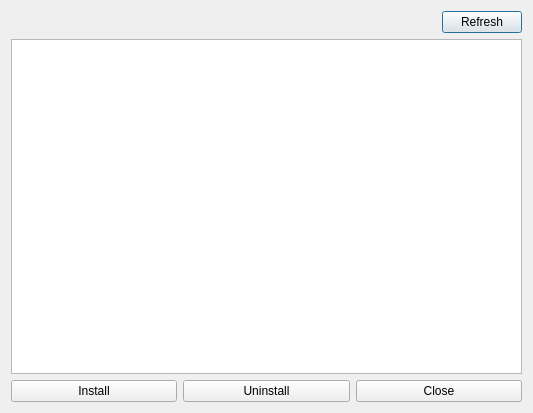
The window that src/Gui/plugininstallerbrowser.ui (LabRPS/LabRPS) describes before a commit, drawn with Qt 5.
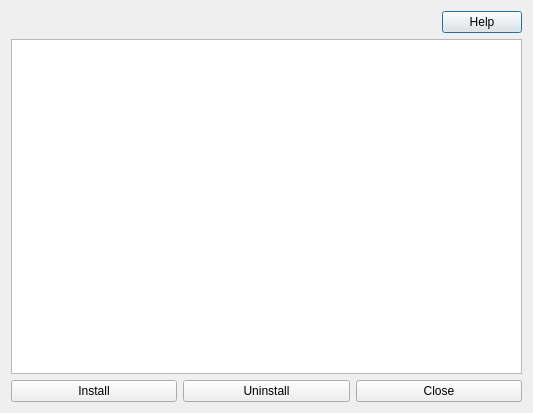
The same window after the commit.

```diff
--- a/src/Gui/plugininstallerbrowser.ui
+++ b/src/Gui/plugininstallerbrowser.ui
@@ -34,7 +34,7 @@
        <item>
         <widget class="QPushButton" name="pushButtonRefresh">
          <property name="text">
-          <string>Refresh</string>
+          <string>Help</string>
          </property>
         </widget>
        </item>
```
Left out of the diff: 2 changed lines with no effect on the pictures.
